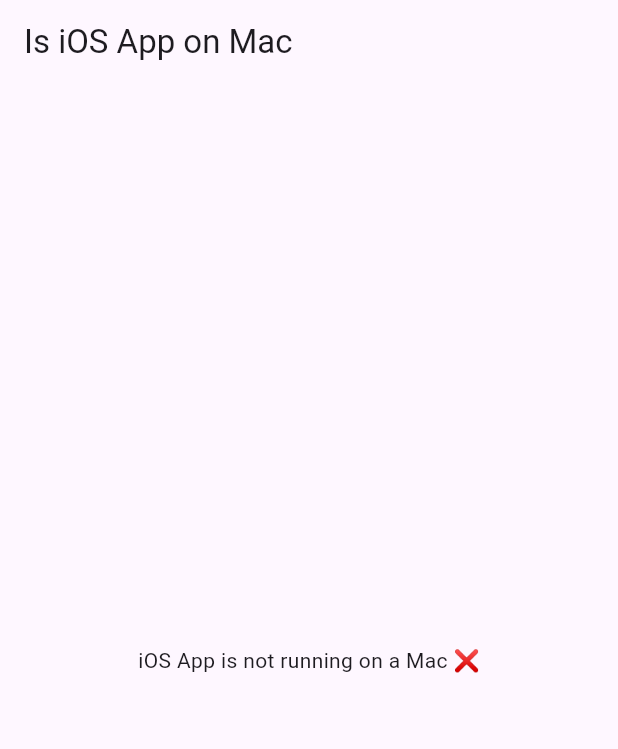
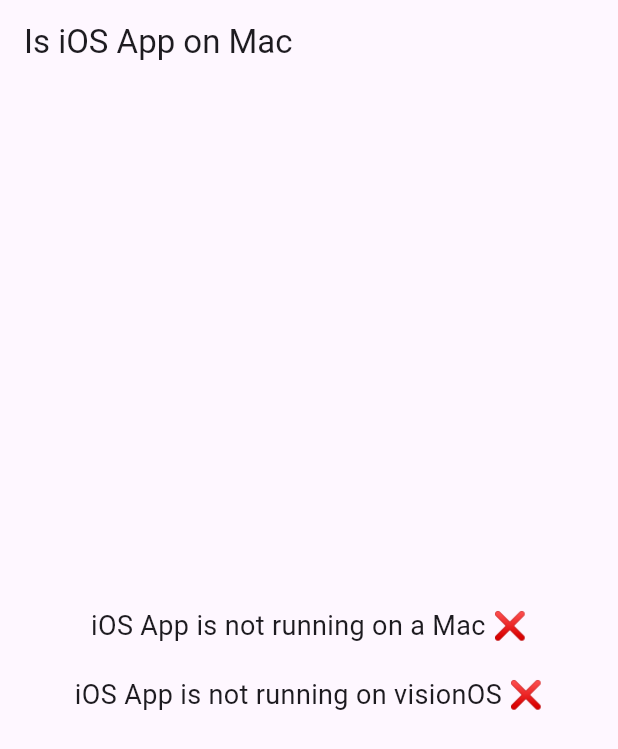
Before and after one commit to alexrabin/is_ios_app_on_mac, a Flutter app: the screen it shows after launch, on a phone screen of 412 x 824 dp. Shown: the top 749 px of the screen. Run offline on Flutter 3.47's test engine with Material 3 defaults, Android fonts, the phone set to English and light mode, and no system bars; our stand-ins replace plugin_platform_interface.

Commit message:
Updated example and readme on how to use the `isiOSAppOnVision` function

```diff
--- a/example/lib/main.dart
+++ b/example/lib/main.dart
@@ -30,14 +30,36 @@ class _MyAppState extends State<MyApp> {
           title: const Text('Is iOS App on Mac'),
         ),
         body: Center(
-          child: FutureBuilder(
-              future: _isIosAppOnMacPlugin.isiOSAppOnMac(),
-              builder: (context, snapshot) {
-                final isiOSAppOnMac = snapshot.data ?? false;
-                return Text(isiOSAppOnMac
-                    ? "iOS App is running on a Mac ✅"
-                    : '${Platform.isAndroid ? 'Android' : 'iOS'} App is not running on a Mac ❌');
-              }),
+          child: Column(
+            mainAxisAlignment: MainAxisAlignment.center,
+            children: [
+              FutureBuilder(
+                  future: _isIosAppOnMacPlugin.isiOSAppOnMac(),
+                  builder: (context, snapshot) {
+                    final isiOSAppOnMac = snapshot.data ?? false;
+                    return Text(
+                      isiOSAppOnMac
+                          ? "iOS App is running on a Mac ✅"
+                          : '${Platform.isAndroid ? 'Android' : 'iOS'} App is not running on a Mac ❌',
+                      textAlign: TextAlign.center,
+                      style: const TextStyle(fontSize: 18),
+                    );
+                  }),
+              const SizedBox(height: 20),
+              FutureBuilder(
+                  future: _isIosAppOnMacPlugin.isiOSAppOnVision(),
+                  builder: (context, snapshot) {
+                    final isiOSAppOnVision = snapshot.data ?? false;
+                    return Text(
+                      isiOSAppOnVision
+                          ? "iOS App is running on visionOS ✅"
+                          : '${Platform.isAndroid ? 'Android' : 'iOS'} App is not running on visionOS ❌',
+                      textAlign: TextAlign.center,
+                      style: const TextStyle(fontSize: 18),
+                    );
+                  }),
+            ],
+          ),
         ),
       ),
     );
--- a/pubspec.yaml
+++ b/pubspec.yaml
@@ -1,7 +1,7 @@
 name: is_ios_app_on_mac
 description: This plugin checks to see if your iOS app is being run on an Apple Silicon Mac.
 
-version: 0.0.1+2
+version: 0.0.2
 homepage: https://www.alexrabin.com
 repository: https://github.com/alexrabin/is_ios_app_on_mac
 
```
Also changed, not shown: example/pubspec.lock, 10 other files.
